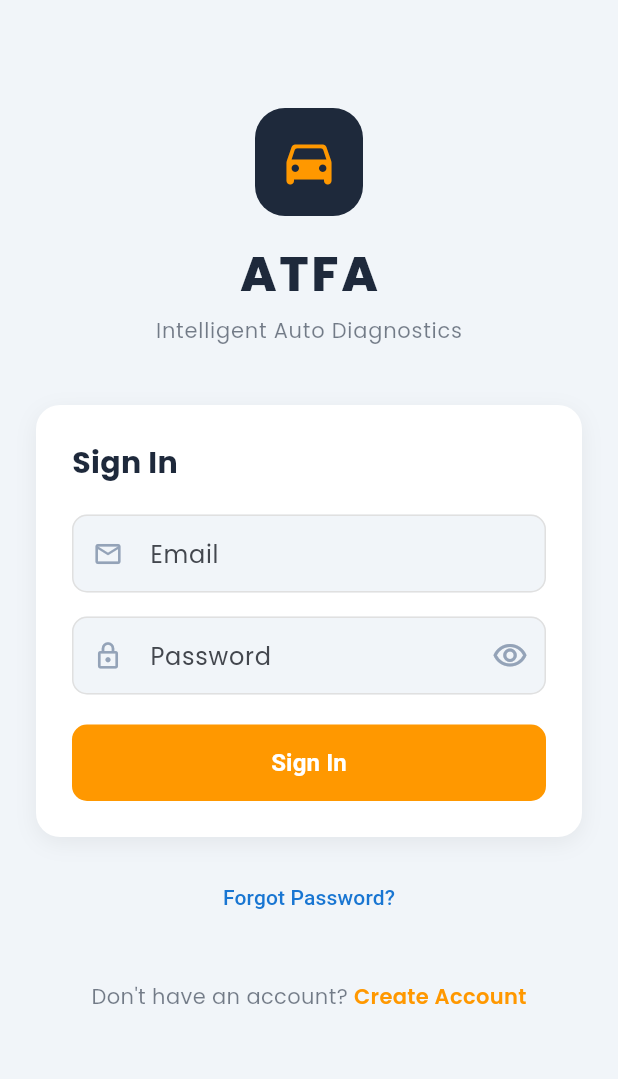
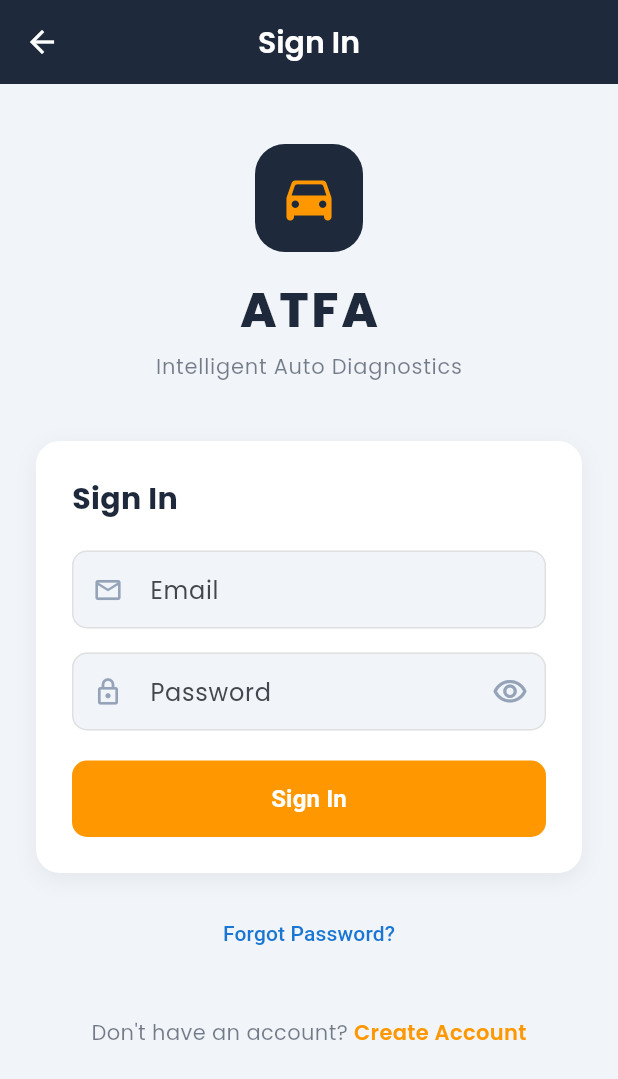
Before and after one commit to Farshad-Darani/ATFA-Mobile-App, a Flutter app: the SignInPage screen opened directly, on a phone screen of 412 x 824 dp. Shown: the top 1079 px of the screen. Run offline on Flutter 3.47's test engine with Material 3 defaults, Android fonts, the phone set to English and light mode, and no system bars; our stand-ins replace flutter_blue_plus, flutter_native_splash, google_fonts, permission_handler, shared_preferences, supabase_flutter; accounts and stored records are empty; network calls fail.

Commit message:
Diagnose: friendlier error/limit/offline text, pause limit sheet; sign-in back button

```diff
--- a/lib/screens/auth/sign_in_page.dart
+++ b/lib/screens/auth/sign_in_page.dart
@@ -43,8 +43,9 @@ class _SignInPageState extends State<SignInPage> {
         _isLoading = false;
         _errorMessage = error;
       });
+      return;
     }
-    // On success: main.dart's StreamBuilder auto-navigates to MainNavigation.
+    Navigator.of(context).popUntil((route) => route.isFirst);
   }
 
   Future<void> _forgotPassword() async {
@@ -73,6 +74,13 @@ class _SignInPageState extends State<SignInPage> {
   Widget build(BuildContext context) {
     return Scaffold(
       backgroundColor: AppTheme.pageBackground,
+      appBar: AppBar(
+        backgroundColor: AppTheme.primarySlate,
+        foregroundColor: Colors.white,
+        title: const Text('Sign In'),
+        centerTitle: true,
+        elevation: 0,
+      ),
       body: SafeArea(
         child: SingleChildScrollView(
           padding: const EdgeInsets.all(24),
@@ -81,7 +89,7 @@ class _SignInPageState extends State<SignInPage> {
             child: Column(
               crossAxisAlignment: CrossAxisAlignment.stretch,
               children: [
-                const SizedBox(height: 48),
+                const SizedBox(height: 16),
                 _buildHeader(),
                 const SizedBox(height: 40),
                 _buildCard(),
```
Also changed, not shown: lib/screens/diagnose_page.dart (+66 -8 lines).
